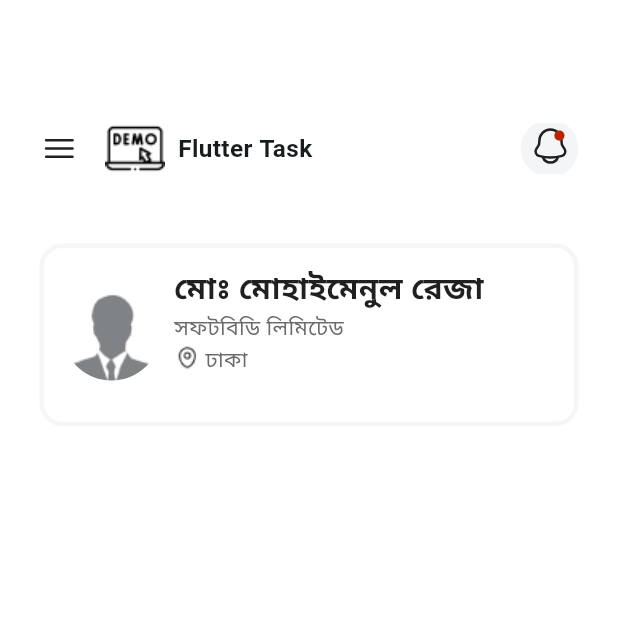
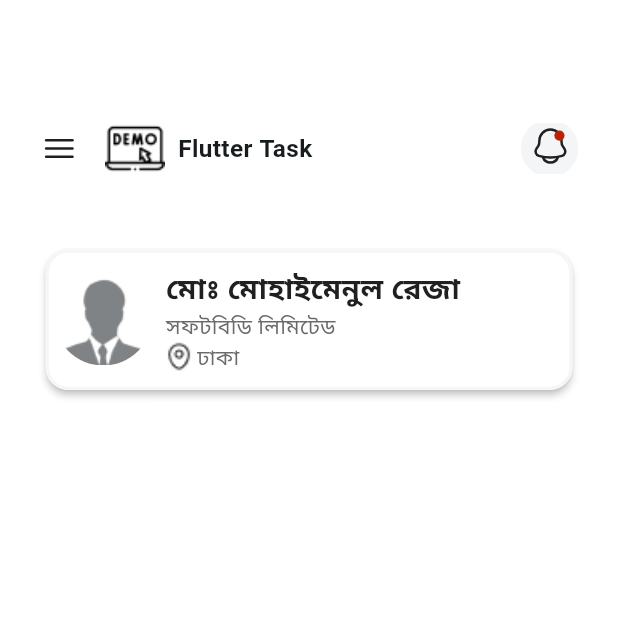
Before and after one commit to hossain-eee/Assginment-Project, a Flutter app: the screen it shows after launch, on a phone screen of 412 x 824 dp, the top half of it. Run offline on Flutter 3.47's test engine with Material 3 defaults, Android fonts, the phone set to English and light mode, and no system bars; our stand-ins replace flutter_screenutil, flutter_svg, get, google_fonts.

Commit message:
#1 apply card at UserInfo @ HomeScreen

```diff
--- a/lib/presentation/ui/screens/utility/app_color.dart
+++ b/lib/presentation/ui/screens/utility/app_color.dart
@@ -6,6 +6,7 @@ class AppColor {
   static const Color boldFont = Color(0xFF202020);
   static const Color normalFont = Color(0xFF6A6A6A); // Defined color #6A6A6A
    static const Color shadowColor = Color(0xFFCCCCCC);
+   static const Color backgroundColor = Color(0xFFFFFFFF);
 // Background color
   static const Color contentBackground = Color(0xFFF6F6F6); // Defined color #F6F6F6
 
--- a/lib/presentation/ui/widgets/home/user_info.dart
+++ b/lib/presentation/ui/widgets/home/user_info.dart
@@ -1,8 +1,9 @@
-import 'package:flutter/material.dart';
+/* import 'package:flutter/material.dart';
 import 'package:google_fonts/google_fonts.dart';
 import 'package:soft_bd/presentation/ui/screens/utility/app_color.dart';
 import 'package:flutter_screenutil/flutter_screenutil.dart';
 import 'package:soft_bd/presentation/ui/screens/utility/image_assets.dart';
+
 class UserInfo extends StatelessWidget {
   const UserInfo({
     super.key,
@@ -115,9 +116,126 @@ class UserInfo extends StatelessWidget {
               ],
             ),
           ),
-
         ],
       ),
     );
   }
 }
+ */
+import 'package:flutter/material.dart';
+import 'package:google_fonts/google_fonts.dart';
+import 'package:soft_bd/presentation/ui/screens/utility/app_color.dart';
+import 'package:flutter_screenutil/flutter_screenutil.dart';
+import 'package:soft_bd/presentation/ui/screens/utility/image_assets.dart';
+
+class UserInfo extends StatelessWidget {
+  const UserInfo({
+    super.key,
+  });
+
+  @override
+  Widget build(BuildContext context) {
+    return Padding(
+      padding: EdgeInsets.only(
+        left: 24.w,
+        right: 24.w,
+        top: 22.h,
+      ),
+      child: Card(
+        color: AppColor.backgroundColor,
+        shadowColor: AppColor.shadowColor,
+        elevation: 2.sp,
+        shape: RoundedRectangleBorder(
+          borderRadius: BorderRadius.circular(15.r),
+          side: BorderSide(
+            color: AppColor.contentBackground,
+            width: 2.w,
+          ),
+        ),
+        child: Padding(
+          padding: EdgeInsets.symmetric(horizontal: 5.w, vertical: 12.h),
+          child: Row(
+            mainAxisAlignment: MainAxisAlignment.start,
+            children: [
+              //User pic
+              Container(
+                width: 60.w,
+                height: 60.h,
+                decoration: const BoxDecoration(
+                    borderRadius: BorderRadius.only(
+                        bottomLeft: Radius.circular(50),
+                        bottomRight: Radius.circular(50)),
+                    image: DecorationImage(
+                        image: AssetImage(
+                          ImageAssets.person,
+                        ),
+                        fit: BoxFit.contain)),
+                padding: EdgeInsets.symmetric(
+                  horizontal: 8.w,
+                  vertical: 8.h,
+                ),
+              ),
+              //user info
+              Container(
+                width: 209.w,
+                alignment: Alignment.center,
+                padding: EdgeInsets.symmetric(
+                  horizontal: 8.w,
+                ),
+                child: Column(
+                  mainAxisAlignment: MainAxisAlignment.start,
+                  crossAxisAlignment: CrossAxisAlignment.start,
+                  children: [
+                    Text(
+                      'মোঃ মোহাইমেনুল রেজা',
+                      style: GoogleFonts.notoSerif(
+                        fontWeight: FontWeight.w700,
+                        fontSize: 19.sp,
+                        color: AppColor.boldFont,
+                        // color: Colors.blue,
+                      ),
+                    ),
+                    Text(
+                      'সফটবিডি লিমিটেড',
+                      style: GoogleFonts.notoSerif(
+                        fontWeight: FontWeight.w400,
+                        fontSize: 14.sp,
+                        color: AppColor.normalFont,
+                        // color: Colors.blue,
+                      ),
+                    ),
+                    Row(
+                      mainAxisAlignment: MainAxisAlignment.start,
+                      crossAxisAlignment: CrossAxisAlignment.start,
+                      children: [
+                        SizedBox(
+                          width: 16.w,
+                          height: 20.h,
+                          child: Image.asset(
+                            ImageAssets.location,
+                            fit: BoxFit.cover,
+                          ),
+                        ),
+                        SizedBox(
+                          width: 3.w,
+                        ),
+                        Text(
+                          'ঢাকা',
+                          style: GoogleFonts.notoSerif(
+                            fontWeight: FontWeight.w400,
+                            fontSize: 14.sp,
+                            color: AppColor.normalFont,
+                          ),
+                        )
+                      ],
+                    )
+                  ],
+                ),
+              )
+            ],
+          ),
+        ),
+      ),
+    );
+  }
+}
```
